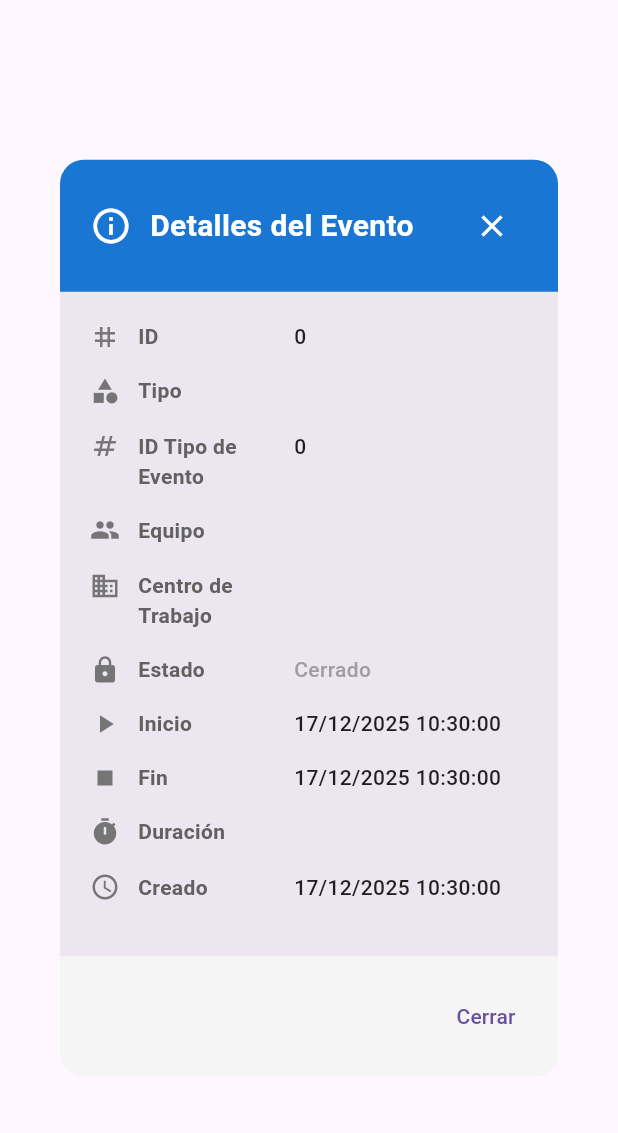
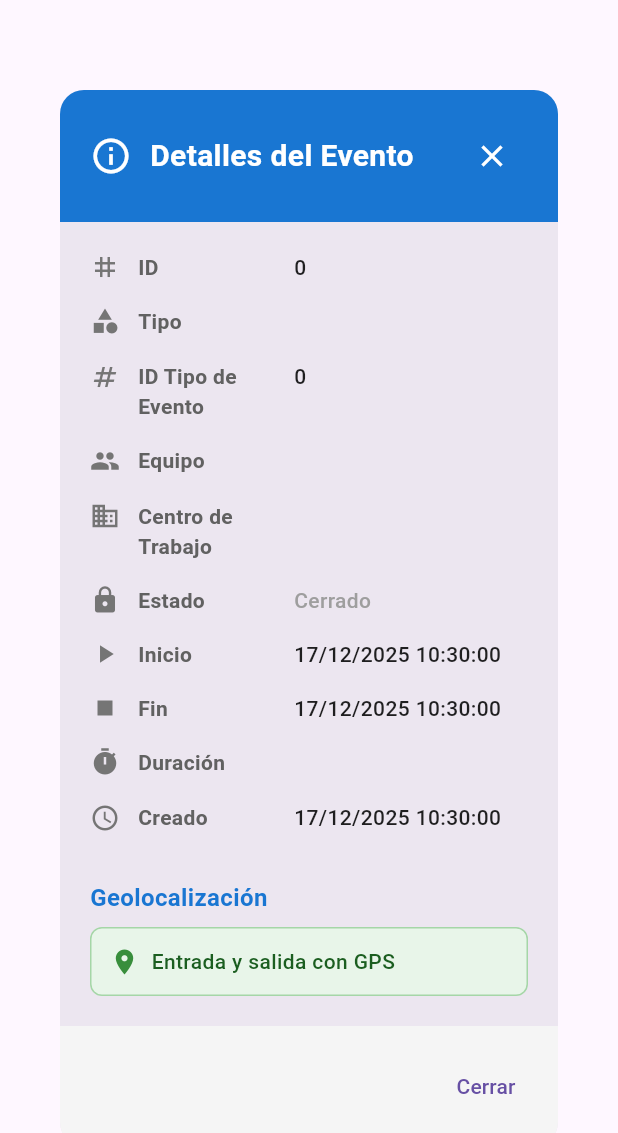
Before and after one commit to pbenav/cth-mobile, a Flutter app: the EventDetailsModal widget shown alone on an empty page, opened directly with empty values, on a phone screen of 412 x 824 dp. Shown: the top 1133 px of the screen. Run offline on Flutter 3.47's test engine with Material 3 defaults, Android fonts, the phone set to English and light mode, and no system bars; our stand-ins replace flutter_secure_storage, geolocator, shared_preferences; missing offline and left inert: ndef_record, nfc_manager, nfc_manager_ndef; accounts and stored records are empty.

Commit message:
feat: Añadir indicador de GPS en historial de eventos
- Añadidos campos locationStart y locationEnd al modelo HistoryEvent
- Icono verde de GPS en lista de eventos cuando hay geolocalización
- Sección de geolocalización en modal de detalles del evento
- Muestra si el fichaje tiene GPS en entrada, salida o ambos

```diff
--- a/lib/models/history_event.dart
+++ b/lib/models/history_event.dart
@@ -16,6 +16,8 @@ class HistoryEvent {
   final bool isExceptional;
   final String? observations;
   final String? description;
+  final Map<String, dynamic>? locationStart;
+  final Map<String, dynamic>? locationEnd;
   final DateTime? createdAt;
 
   HistoryEvent({
@@ -36,6 +38,8 @@ class HistoryEvent {
     required this.isExceptional,
     this.observations,
     this.description,
+    this.locationStart,
+    this.locationEnd,
     this.createdAt,
   });
 
@@ -65,6 +69,8 @@ class HistoryEvent {
       isExceptional: parseBool(json['is_exceptional']),
       observations: json['observations'] as String?,
       description: json['description'] as String?,
+      locationStart: json['location_start'] as Map<String, dynamic>?,
+      locationEnd: json['location_end'] as Map<String, dynamic>?,
       createdAt: json['created_at'] != null
           ? DateTime.parse(json['created_at'])
           : null,
@@ -90,6 +96,8 @@ class HistoryEvent {
       'is_exceptional': isExceptional,
       'observations': observations,
       'description': description,
+      'location_start': locationStart,
+      'location_end': locationEnd,
       'created_at': createdAt?.toIso8601String(),
     };
   }
--- a/lib/screens/history_screen.dart
+++ b/lib/screens/history_screen.dart
@@ -369,6 +369,15 @@ class _HistoryScreenState extends State<HistoryScreen> {
                     size: 24,
                   ),
                   const SizedBox(width: 12),
+                  // GPS indicator
+                  if (event.locationStart != null || event.locationEnd != null) ...[
+                    Icon(
+                      Icons.location_on,
+                      color: Colors.green[600],
+                      size: 16,
+                    ),
+                    const SizedBox(width: 8),
+                  ],
                   Expanded(
                     child: Column(
                       crossAxisAlignment: CrossAxisAlignment.start,
--- a/lib/widgets/event_details_modal.dart
+++ b/lib/widgets/event_details_modal.dart
@@ -215,6 +215,42 @@ class EventDetailsModal extends StatelessWidget {
                         ),
                       ),
                     ],
+
+                    // GPS Location
+                    if (event.locationStart != null || event.locationEnd != null) ...[
+                      const SizedBox(height: 16),
+                      _buildSectionTitle(context, 'Geolocalización'),
+                      const SizedBox(height: 8),
+                      Container(
+                        width: double.infinity,
+                        padding: const EdgeInsets.all(12),
+                        decoration: BoxDecoration(
+                          color: Colors.green[50],
+                          borderRadius: BorderRadius.circular(8),
+                          border: Border.all(color: Colors.green[200]!),
+                        ),
+                        child: Row(
+                          children: [
+                            Icon(Icons.location_on, color: Colors.green[700], size: 20),
+                            const SizedBox(width: 8),
+                            Expanded(
+                              child: Text(
+                                event.locationStart != null && event.locationEnd != null
+                                    ? 'Entrada y salida con GPS'
+                                    : event.locationStart != null
+                                        ? 'Entrada con GPS'
+                                        : 'Salida con GPS',
+                                style: TextStyle(
+                                  fontSize: 14,
+                                  color: Colors.green[900],
+                                  fontWeight: FontWeight.w500,
+                                ),
+                              ),
+                            ),
+                          ],
+                        ),
+                      ),
+                    ],
                   ],
                 ),
               ),
```
